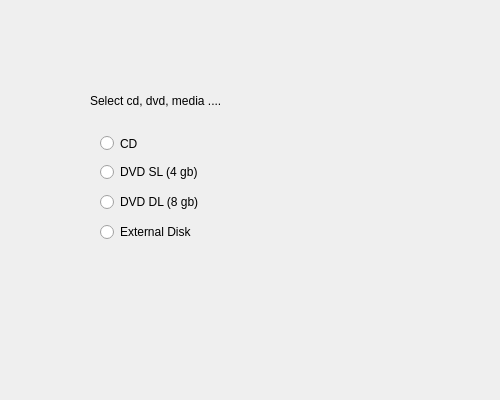
First picture: the form in gsoc/pardusman-wizard/screens/screenMedia.ui, repository pars-linux/uludag, before the edit.
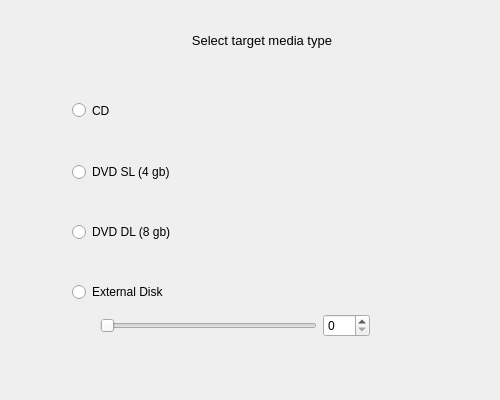
Second picture: the form after the edit.

Diff of the .ui file:
```diff
--- a/gsoc/pardusman-wizard/screens/screenMedia.ui
+++ b/gsoc/pardusman-wizard/screens/screenMedia.ui
@@ -15,8 +15,8 @@
   <widget class="QRadioButton" name="radioButton" >
    <property name="geometry" >
     <rect>
-     <x>100</x>
-     <y>133</y>
+     <x>72</x>
+     <y>100</y>
      <width>251</width>
      <height>21</height>
     </rect>
@@ -28,7 +28,7 @@
   <widget class="QRadioButton" name="radioButton_2" >
    <property name="geometry" >
     <rect>
-     <x>100</x>
+     <x>72</x>
      <y>160</y>
      <width>251</width>
      <height>24</height>
@@ -41,42 +41,84 @@
   <widget class="QRadioButton" name="radioButton_3" >
    <property name="geometry" >
     <rect>
-     <x>100</x>
-     <y>190</y>
-     <width>251</width>
-     <height>24</height>
-    </rect>
-   </property>
-   <property name="text" >
-    <string>DVD DL (8 gb)</string>
-   </property>
-  </widget>
-  <widget class="QRadioButton" name="radioButton_4" >
-   <property name="geometry" >
-    <rect>
-     <x>100</x>
+     <x>72</x>
      <y>220</y>
      <width>251</width>
      <height>24</height>
     </rect>
    </property>
    <property name="text" >
+    <string>DVD DL (8 gb)</string>
+   </property>
+  </widget>
+  <widget class="QRadioButton" name="radioExternal" >
+   <property name="geometry" >
+    <rect>
+     <x>72</x>
+     <y>280</y>
+     <width>251</width>
+     <height>24</height>
+    </rect>
+   </property>
+   <property name="text" >
     <string>External Disk</string>
    </property>
   </widget>
   <widget class="QLabel" name="label" >
    <property name="geometry" >
     <rect>
-     <x>90</x>
-     <y>80</y>
-     <width>261</width>
+     <x>52</x>
+     <y>20</y>
+     <width>420</width>
      <height>41</height>
     </rect>
    </property>
    <property name="text" >
-    <string>Select cd, dvd, media .... </string>
+    <string>&lt;!DOCTYPE HTML PUBLIC "-//W3C//DTD HTML 4.0//EN" "http://www.w3.org/TR/REC-html40/strict.dtd">
+&lt;html>&lt;head>&lt;meta name="qrichtext" content="1" />&lt;style type="text/css">
+p, li { white-space: pre-wrap; }
+&lt;/style>&lt;/head>&lt;body style=" font-family:'Sans Serif'; font-size:10pt; font-weight:400; font-style:normal;">
+&lt;p align="center" style=" margin-top:0px; margin-bottom:0px; margin-left:0px; margin-right:0px; -qt-block-indent:0; text-indent:0px;">Select target media type&lt;/p>&lt;/body>&lt;/html></string>
    </property>
   </widget>
+  <widget class="QWidget" name="layoutWidget" >
+   <property name="geometry" >
+    <rect>
+     <x>100</x>
+     <y>310</y>
+     <width>270</width>
+     <height>32</height>
+    </rect>
+   </property>
+   <layout class="QHBoxLayout" name="horizontalLayout" >
+    <item>
+     <widget class="QSlider" name="sliderSize" >
+      <property name="maximum" >
+       <number>500</number>
+      </property>
+      <property name="pageStep" >
+       <number>10</number>
+      </property>
+      <property name="orientation" >
+       <enum>Qt::Horizontal</enum>
+      </property>
+     </widget>
+    </item>
+    <item>
+     <widget class="QSpinBox" name="spinSize" >
+      <property name="readOnly" >
+       <bool>false</bool>
+      </property>
+      <property name="maximum" >
+       <number>500</number>
+      </property>
+      <property name="singleStep" >
+       <number>10</number>
+      </property>
+     </widget>
+    </item>
+   </layout>
+  </widget>
  </widget>
  <resources/>
  <connections/>
```
Left out of the diff: 43 changed lines with no effect on the pictures.
